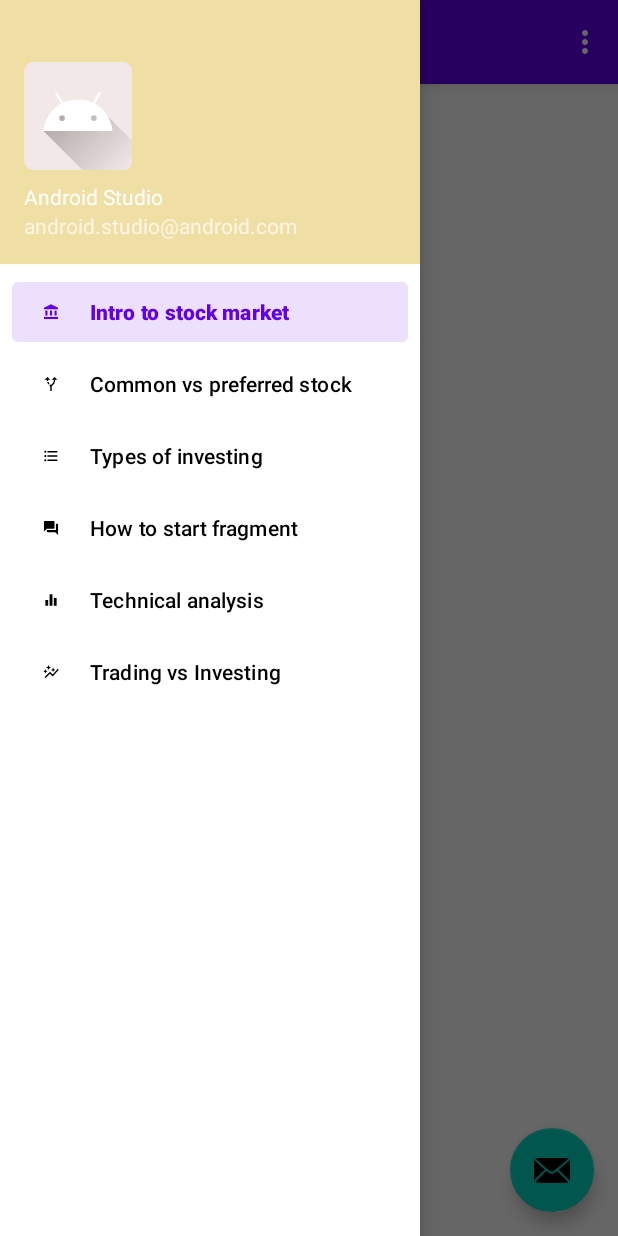
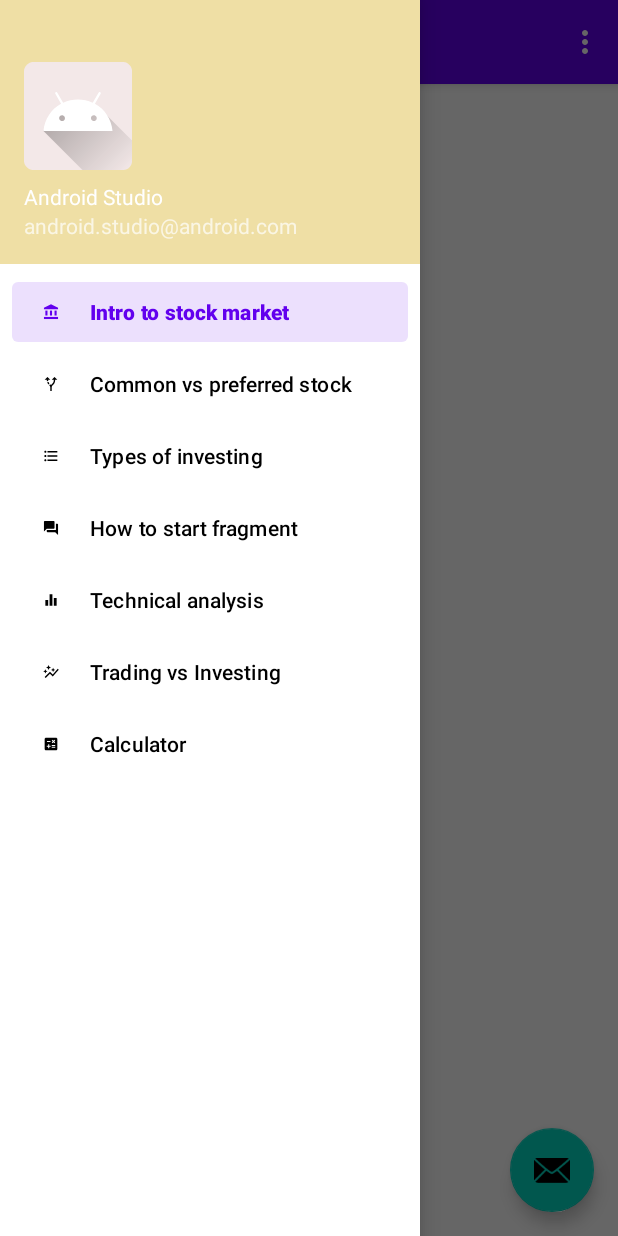
Before and after one commit to Surfy2004/StocksieApp, an Android app: the screen it shows after launch (MainActivity), with the side drawer open, on a phone screen of 412 x 824 dp. Run offline under Robolectric (Android 15) with nearby library versions, the light colour scheme and no system bars; our stand-ins replace navigation-ui.

Commit message:
Add calculator fragment

```diff
--- /dev/null
+++ b/app/src/main/res/drawable/calculator_foreground.xml
@@ -0,0 +1,15 @@
+<vector xmlns:android="http://schemas.android.com/apk/res/android"
+    android:width="108dp"
+    android:height="108dp"
+    android:viewportWidth="108"
+    android:viewportHeight="108"
+    android:tint="#9F1616">
+  <group android:scaleX="2.1141"
+      android:scaleY="2.1141"
+      android:translateX="28.6308"
+      android:translateY="28.6308">
+    <path
+        android:fillColor="@android:color/white"
+        android:pathData="M19,3H5C3.9,3 3,3.9 3,5v14c0,1.1 0.9,2 2,2h14c1.1,0 2,-0.9 2,-2V5C21,3.9 20.1,3 19,3zM13.03,7.06L14.09,6l1.41,1.41L16.91,6l1.06,1.06l-1.41,1.41l1.41,1.41l-1.06,1.06L15.5,9.54l-1.41,1.41l-1.06,-1.06l1.41,-1.41L13.03,7.06zM6.25,7.72h5v1.5h-5V7.72zM11.5,16h-2v2H8v-2H6v-1.5h2v-2h1.5v2h2V16zM18,17.25h-5v-1.5h5V17.25zM18,14.75h-5v-1.5h5V14.75z"/>
+  </group>
+</vector>
--- a/app/src/main/res/menu/activity_main_drawer.xml
+++ b/app/src/main/res/menu/activity_main_drawer.xml
@@ -28,5 +28,9 @@
             android:id="@+id/trading_vs_investing"
             android:icon="@drawable/trading_vs_investing_foreground"
             android:title="Trading vs Investing" />
+        <item
+            android:id="@+id/calculator"
+            android:icon="@drawable/calculator_foreground"
+            android:title="Calculator" />
     </group>
 </menu>
--- /dev/null
+++ b/app/src/main/res/mipmap-anydpi-v26/calculator.xml
@@ -0,0 +1,5 @@
+<?xml version="1.0" encoding="utf-8"?>
+<adaptive-icon xmlns:android="http://schemas.android.com/apk/res/android">
+    <background android:drawable="@color/calculator_background"/>
+    <foreground android:drawable="@drawable/calculator_foreground"/>
+</adaptive-icon>
--- /dev/null
+++ b/app/src/main/res/mipmap-anydpi-v26/calculator_round.xml
@@ -0,0 +1,5 @@
+<?xml version="1.0" encoding="utf-8"?>
+<adaptive-icon xmlns:android="http://schemas.android.com/apk/res/android">
+    <background android:drawable="@color/calculator_background"/>
+    <foreground android:drawable="@drawable/calculator_foreground"/>
+</adaptive-icon>
--- a/app/src/main/res/navigation/mobile_navigation.xml
+++ b/app/src/main/res/navigation/mobile_navigation.xml
@@ -40,4 +40,10 @@
         android:name="com.example.stocksieapp.ui.TradingVsInvestingFragment"
         android:label="Trading vs Investing"
         tools:layout="@layout/fragment_slideshow" />
+
+    <fragment
+        android:id="@+id/calculator"
+        android:name="com.example.stocksieapp.ui.CalculatorFragment"
+        android:label="Calculator"
+        tools:layout="@layout/fragment_slideshow" />
 </navigation>
--- /dev/null
+++ b/app/src/main/res/values/calculator_background.xml
@@ -0,0 +1,4 @@
+<?xml version="1.0" encoding="utf-8"?>
+<resources>
+    <color name="calculator_background">#EFDFA5</color>
+</resources>
```
Also changed, not shown: app/src/main/java/com/example/stocksieapp/ui/CalculatorFragment.kt (added, +32 -0 lines), app/src/main/java/com/example/stocksieapp/ui/CalculatorViewModel.kt (added, +7 -0 lines), app/src/main/res/layout/calculator_fragment.xml (added, +13 -0 lines), app/src/main/calculator-playstore.png (added), app/src/main/res/mipmap-hdpi/calculator.png (added), app/src/main/res/mipmap-hdpi/calculator_round.png (added), app/src/main/res/mipmap-mdpi/calculator.png (added), app/src/main/res/mipmap-mdpi/calculator_round.png (added), app/src/main/res/mipmap-xhdpi/calculator.png (added), app/src/main/res/mipmap-xhdpi/calculator_round.png (added), app/src/main/res/mipmap-xxhdpi/calculator.png (added), app/src/main/res/mipmap-xxhdpi/calculator_round.png (added), app/src/main/res/mipmap-xxxhdpi/calculator.png (added), app/src/main/res/mipmap-xxxhdpi/calculator_round.png (added).
